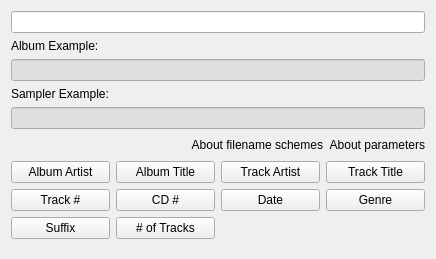
Old version of the form dialogs/schemewizardwidgetUI.ui in the repository KDE/audex.
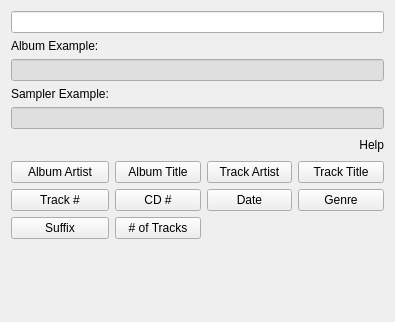
New version of the form. Custom widgets are drawn as their Qt base class.

Commit message:
Better help integration
* Reworked help texts
* Replace QWhatsThis help by a non modal dialog
* Some renamings of dialogs for better consistency

Patch:
```diff
--- a/dialogs/schemewizardwidgetUI.ui
+++ b/dialogs/schemewizardwidgetUI.ui
@@ -6,8 +6,8 @@
    <rect>
     <x>0</x>
     <y>0</y>
-    <width>436</width>
-    <height>259</height>
+    <width>395</width>
+    <height>322</height>
    </rect>
   </property>
   <layout class="QGridLayout" name="gridLayout">
@@ -260,17 +260,7 @@
      <item>
       <widget class="KUrlLabel" name="kurllabel_aboutfilenameschemes">
        <property name="text">
-        <string>About filename schemes</string>
-       </property>
-       <property name="alignment">
-        <set>Qt::AlignRight|Qt::AlignTrailing|Qt::AlignVCenter</set>
-       </property>
-      </widget>
-     </item>
-     <item>
-      <widget class="KUrlLabel" name="kurllabel_aboutparameters">
-       <property name="text">
-        <string>About parameters</string>
+        <string>Help</string>
        </property>
        <property name="alignment">
         <set>Qt::AlignRight|Qt::AlignTrailing|Qt::AlignVCenter</set>
@@ -440,11 +430,6 @@
   </layout>
  </widget>
  <customwidgets>
-  <customwidget>
-   <class>QLineEdit</class>
-   <extends>QLineEdit</extends>
-   <header>qlineedit.h</header>
-  </customwidget>
   <customwidget>
    <class>KUrlLabel</class>
    <extends>QLabel</extends>
```
Left out of the diff: 2 changed lines with no effect on the pictures. The commit also changes 35 other files.
